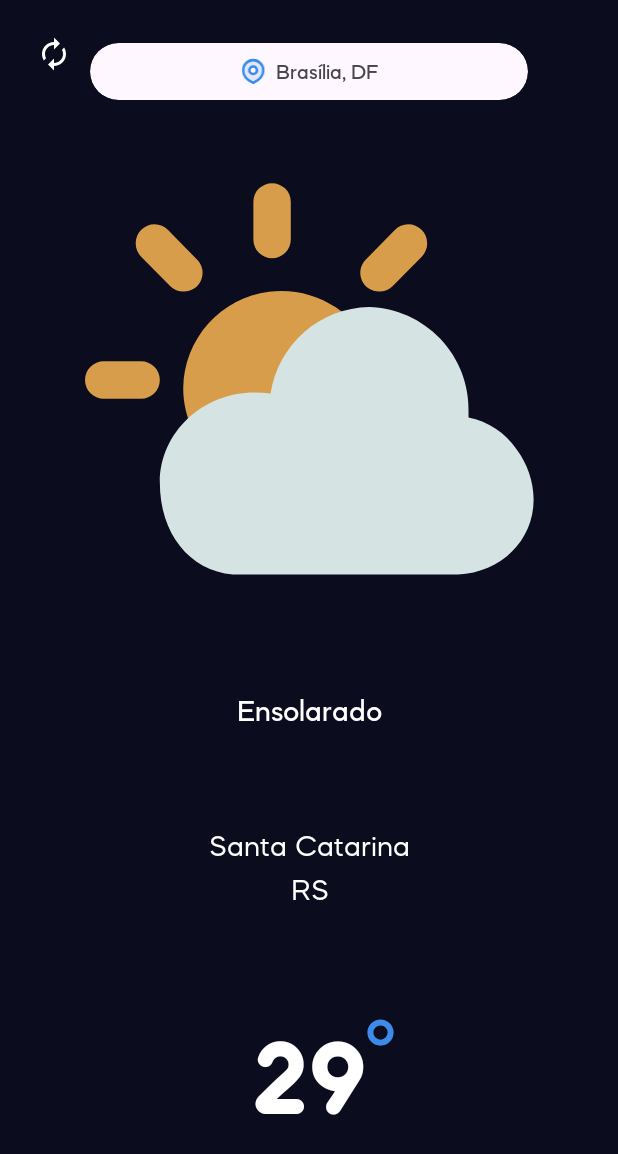
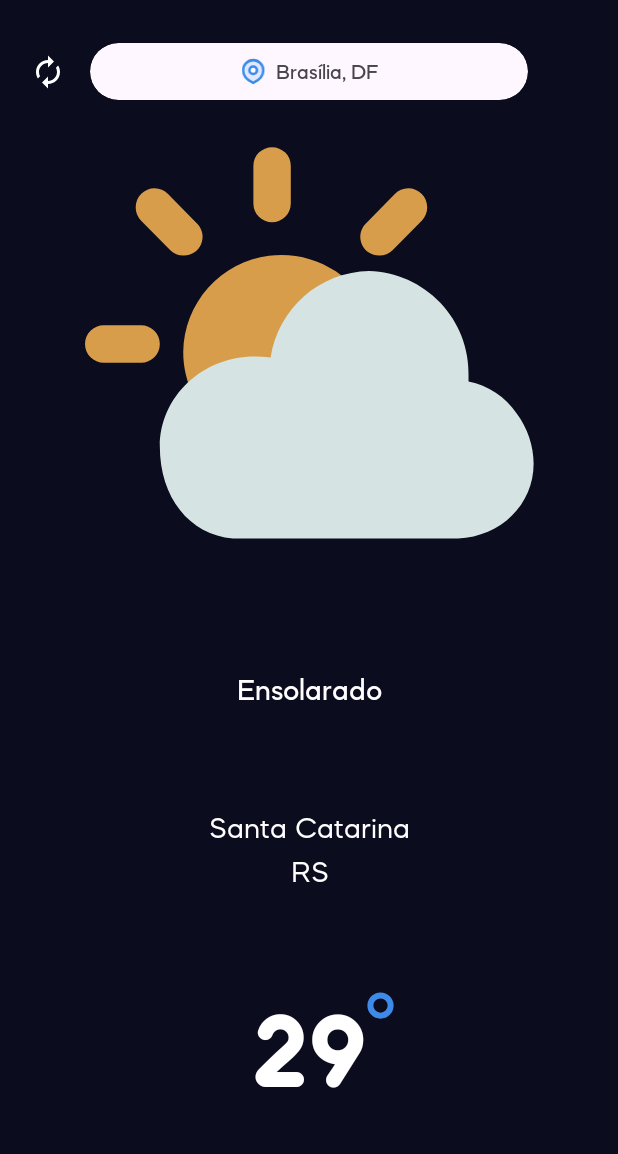
Before and after one commit to imjvictor98/playground, an Android app built with Jetpack Compose: the screen it shows after launch (MainActivity), on a phone screen of 412 x 824 dp. Shown: the top 1154 px of the screen. Run offline under Robolectric (Android 15) with nearby library versions, the phone set to English and light mode, and no system bars; libraries missing offline, so code that uses them is left out: com.haroldadmin.cnradapter; 1 statement that could not run was skipped.

Commit message:
mudando lista de previsões

```diff
--- a/app/build.gradle
+++ b/app/build.gradle
@@ -17,6 +17,7 @@ android {
         testInstrumentationRunner "androidx.test.runner.AndroidJUnitRunner"
 
         resValue "string", "weather_api_key", "d2b27eae3025419b9ff125957230803"
+        resValue "string", "base_url", "https://api.weatherapi.com/v1/"
         vectorDrawables {
             useSupportLibrary true
         }
--- a/app/src/main/java/br/com/cvj/playground/domain/model/forecast/Hour.kt
+++ b/app/src/main/java/br/com/cvj/playground/domain/model/forecast/Hour.kt
@@ -5,6 +5,7 @@ import br.com.cvj.playground.domain.model.weather.WeatherCondition
 import com.google.gson.annotations.SerializedName
 import com.squareup.moshi.Json
 import com.squareup.moshi.JsonClass
+import java.util.Date
 
 @JsonClass(generateAdapter = true)
 data class Hour(
@@ -49,7 +50,7 @@ data class Hour(
     @Json(name = "temp_f")
     val tempF: Double? = 0.0,
     @Json(name = "time")
-    val time: String? = "",
+    val time: Date? = null,
     @Json(name = "time_epoch")
     val timeEpoch: Int? = 0,
     @Json(name = "uv")
--- a/app/src/main/java/br/com/cvj/playground/domain/model/forecast/ResponseForecast.kt
+++ b/app/src/main/java/br/com/cvj/playground/domain/model/forecast/ResponseForecast.kt
@@ -1,6 +1,7 @@
 package br.com.cvj.playground.domain.model.forecast
 
 
+import br.com.cvj.playground.domain.model.weather.WeatherCurrent
 import br.com.cvj.playground.domain.model.weather.WeatherLocation
 import com.squareup.moshi.Json
 import com.squareup.moshi.JsonClass
@@ -10,7 +11,7 @@ data class ResponseForecast(
     @Json(name = "alerts")
     val alerts: Alerts? = null,
     @Json(name = "current")
-    val current: Current? = null,
+    val current: WeatherCurrent? = null,
     @Json(name = "forecast")
     val forecast: Forecast? = null,
     @Json(name = "location")
--- a/app/src/main/java/br/com/cvj/playground/ui/main/IMainContract.kt
+++ b/app/src/main/java/br/com/cvj/playground/ui/main/IMainContract.kt
@@ -1,6 +1,7 @@
 package br.com.cvj.playground.ui.main
 
 import android.location.Location
+import br.com.cvj.playground.domain.model.forecast.Hour
 import br.com.cvj.playground.domain.model.forecast.ResponseForecast
 import br.com.cvj.playground.ui.IBaseContract
 
@@ -16,7 +17,9 @@ interface IMainContract {
 
         fun displayWeatherCondition(condition: String)
 
-        fun setForecastList(list: List<ResponseForecast>)
+        fun setForecastList(list: List<Hour>)
+
+        fun scrollToCurrentForecast(position: Int)
     }
 
     interface Presenter: IBaseContract.BasePresenter<View>{
--- a/app/src/main/java/br/com/cvj/playground/ui/main/MainPresenter.kt
+++ b/app/src/main/java/br/com/cvj/playground/ui/main/MainPresenter.kt
@@ -4,6 +4,7 @@ import android.location.Location
 import br.com.cvj.playground.data.network.IWeatherServices
 import br.com.cvj.playground.domain.model.weather.WeatherRegion
 import br.com.cvj.playground.util.extension.getLatLongAsString
+import br.com.cvj.playground.util.extension.isEqualsToCurrent
 import com.haroldadmin.cnradapter.NetworkResponse
 import kotlinx.coroutines.CoroutineScope
 import kotlinx.coroutines.Dispatchers
@@ -29,12 +30,13 @@ class MainPresenter(
                             ?.plus(WeatherRegion.getAcronymByRegion(weather.location.region) ?: weather.location.region)
 
                         val temperatureInCelsius = weather.current?.tempC?.toInt()
-                        val weatherImage = "https:" + weather.current?.condition?.icon
+                        val weatherImage = ("https:" + weather.current?.condition?.icon).replace("64", "128")
                         val conditionWeather = weather.current?.condition?.text
 
                         mView.displayCurrentLocation(regionCountry?.replace("\n", ", ").toString())
                         mView.displayTemperature(temperatureInCelsius.toString())
                         mView.displayWeatherCondition(conditionWeather.toString())
+                        mView.displayWeatherImage(weatherImage)
                     }
                     else -> {
                         // uma tela de erro talvez, com um retry?
@@ -54,7 +56,16 @@ class MainPresenter(
                 val latLong = location.getLatLongAsString()
                 when (val response = mWeatherServices.getForecastToday(latLong)) {
                     is NetworkResponse.Success -> {
-                        mView.setForecastList(listOf(response.body))
+                        response.body.forecast?.forecastDay?.firstOrNull()?.hour?.let {
+                            mView.setForecastList(it)
+                            val hour = it.find { hour ->
+                                hour.time?.isEqualsToCurrent("HH") == true
+                            }
+                            val position = it.indexOf(hour ?: 0)
+                            mView.scrollToCurrentForecast(position)
+                        } ?: run {
+                            // não fazemos nada até o momento
+                        }
                     }
                     else -> {
                         // uma tela de erro talvez, com um retry?
--- a/app/src/main/res/layout/activity_main.xml
+++ b/app/src/main/res/layout/activity_main.xml
@@ -18,13 +18,13 @@
             android:layout_width="match_parent"
             android:layout_height="wrap_content"
             android:layout_marginHorizontal="32dp"
-            app:strokeWidth="0dp"
+            app:cardCornerRadius="32dp"
+            app:cardUseCompatPadding="true"
             app:contentPadding="10dp"
-            app:cardUseCompatPadding="true"
-            app:cardCornerRadius="32dp"
             app:layout_constraintEnd_toEndOf="parent"
             app:layout_constraintStart_toStartOf="parent"
-            app:layout_constraintTop_toTopOf="parent">
+            app:layout_constraintTop_toTopOf="parent"
+            app:strokeWidth="0dp">
 
             <LinearLayout
                 android:layout_width="match_parent"
@@ -36,18 +36,17 @@
                     android:id="@+id/activity_main_card_location_icon"
                     android:layout_width="18dp"
                     android:layout_height="18dp"
-                    android:src="@drawable/ic_location_blue"/>
+                    android:src="@drawable/ic_location_blue" />
 
                 <androidx.appcompat.widget.AppCompatTextView
                     android:id="@+id/activity_main_card_location_country"
                     android:layout_width="wrap_content"
                     android:layout_height="wrap_content"
+                    android:layout_gravity="center"
+                    android:layout_marginStart="6dp"
                     android:fontFamily="@font/mazzardm_medium"
-                    android:layout_marginStart="6dp"
-                    android:textSize="14sp"
-                    android:layout_gravity="center"
                     android:text="Brasília, DF"
-                    />
+                    android:textSize="14sp" />
             </LinearLayout>
 
         </com.google.android.material.card.MaterialCardView>
@@ -55,11 +54,14 @@
         <androidx.appcompat.widget.AppCompatImageButton
             android:id="@+id/activity_main_temperature_auto_renew"
             style="@style/ThemeOverlay.AppCompat.Dark"
-            android:layout_width="40dp"
-            android:layout_height="40dp"
+            android:layout_width="0dp"
+            android:layout_height="wrap_content"
             android:backgroundTint="@color/blue_900"
+            app:layout_constraintBottom_toBottomOf="@+id/activity_main_card_location"
+            app:layout_constraintEnd_toStartOf="@+id/activity_main_card_location"
             app:layout_constraintStart_toStartOf="parent"
-            app:layout_constraintTop_toTopOf="parent"
+
+            app:layout_constraintTop_toTopOf="@+id/activity_main_card_location"
             app:srcCompat="@drawable/ic_baseline_autorenew_24"
             app:tint="@color/white" />
 
@@ -67,7 +69,6 @@
             android:id="@+id/activity_main_condition_weather_img"
             android:layout_width="wrap_content"
             android:layout_height="wrap_content"
-            android:layout_marginTop="24dp"
             android:scaleType="centerCrop"
             android:adjustViewBounds="true"
             app:layout_constraintEnd_toEndOf="parent"
@@ -79,7 +80,6 @@
             android:id="@+id/activity_main_condition_weather"
             android:layout_width="wrap_content"
             android:layout_height="wrap_content"
-            android:layout_marginTop="8dp"
             android:fontFamily="@font/mazzardm_medium"
             android:text="Ensolarado"
             android:textAlignment="center"
@@ -95,7 +95,6 @@
             android:id="@+id/activity_main_location_weather"
             android:layout_width="wrap_content"
             android:layout_height="wrap_content"
-            android:layout_marginTop="16dp"
             android:fontFamily="@font/mazzardm_regular"
             android:lineSpacingMultiplier="1.4"
             android:text="Santa Catarina\nRS"
@@ -112,7 +111,6 @@
             android:id="@+id/activity_main_temperature_weather"
             android:layout_width="wrap_content"
             android:layout_height="wrap_content"
-            android:layout_marginTop="24dp"
             android:fontFamily="@font/hirukopro_bold"
             android:text="29"
             android:textAlignment="center"
--- a/app/src/main/res/values/strings.xml
+++ b/app/src/main/res/values/strings.xml
@@ -6,4 +6,6 @@
     <string name="activity_permission_location_info_text">Nós precisamos da sua localização para fornecer informações sobre o tempo na sua região.</string>
     <string name="activity_permission_location_request_btn">Habilitar localização</string>
     <string name="title_activity_main_compose">MainComposeActivity</string>
+    <string name="format_hour">%s:%s</string>
+    <string name="now">Agora</string>
 </resources>
```
Also changed, not shown: app/src/main/java/br/com/cvj/playground/data/network/ApiFactory.kt (+29 -1 lines), app/src/main/java/br/com/cvj/playground/domain/model/forecast/Current.kt (deleted, +0 -56 lines), app/src/main/java/br/com/cvj/playground/ui/main/ForecastAdapter.kt (+26 -11 lines), app/src/main/java/br/com/cvj/playground/ui/main/MainActivity.kt (+9 -1 lines), app/src/main/java/br/com/cvj/playground/util/extension/DateExt.kt (added, +23 -0 lines), app/src/main/java/br/com/cvj/playground/util/extension/StringExt.kt (+8 -0 lines), app/src/main/res/layout/item_forecast.xml (+22 -7 lines).
